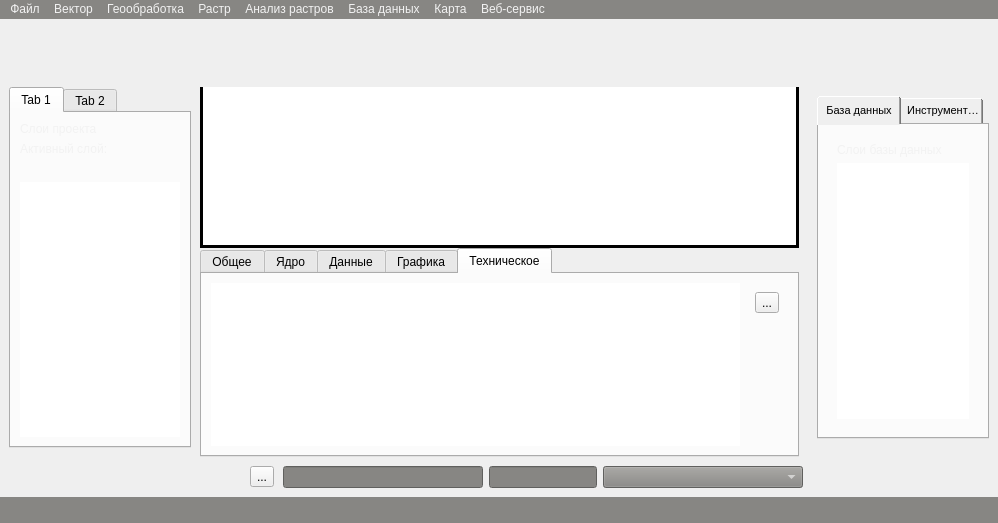
Old version of the form ui/mainwindow.ui in the repository Doggerr111/vrsa-gis.
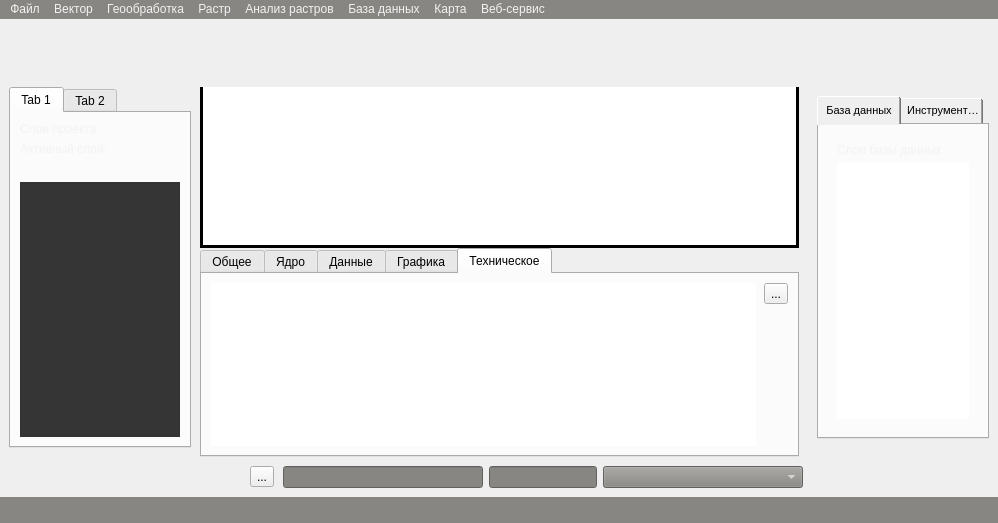
New version of the form. The open tabs and pages were chosen to show the change. Icons and pictures are not drawn. Custom widgets are drawn as their Qt base class.

Commit message: style: tweak UI styles with dark theme adjustments

```diff
--- a/ui/mainwindow.ui
+++ b/ui/mainwindow.ui
@@ -25,8 +25,8 @@
 }
 
 QTreeWidget{
-	color: rgb(242,242,242);
-}
+	color: rgb(242,1,242);
+} 
 QMenuBar{
 	color: rgb(242,242,242);
 }
@@ -154,16 +154,16 @@
            <number>0</number>
           </property>
           <property name="leftMargin">
-           <number>9</number>
+           <number>0</number>
           </property>
           <property name="topMargin">
-           <number>9</number>
+           <number>0</number>
           </property>
           <property name="rightMargin">
-           <number>9</number>
+           <number>0</number>
           </property>
           <property name="bottomMargin">
-           <number>9</number>
+           <number>0</number>
           </property>
           <item alignment="Qt::AlignVCenter">
            <widget class="QPushButton" name="pushButton_addFeature">
@@ -208,8 +208,8 @@
             </property>
             <property name="iconSize">
              <size>
-              <width>50</width>
-              <height>50</height>
+              <width>35</width>
+              <height>35</height>
              </size>
             </property>
             <property name="checkable">
@@ -306,8 +306,8 @@
             </property>
             <property name="iconSize">
              <size>
-              <width>45</width>
-              <height>45</height>
+              <width>35</width>
+              <height>35</height>
              </size>
             </property>
             <property name="checkable">
@@ -346,8 +346,8 @@
             </property>
             <property name="iconSize">
              <size>
-              <width>45</width>
-              <height>45</height>
+              <width>35</width>
+              <height>35</height>
              </size>
             </property>
             <property name="checkable">
@@ -709,13 +709,14 @@
                     </size>
                    </property>
                    <property name="styleSheet">
-                    <string notr="true">QTreeWidget{
-border:3px solid black;
-border-radius: 14px;
-
-};
-
-</string>
+                    <string notr="true">QTreeWidget {
+background-color: #353535;
+color: #e0e0e0;
+gridline-color: #333333;
+outline: none;
+border: 2px solid #333333;
+border-style: solid;
+}</string>
                    </property>
                    <property name="sizeAdjustPolicy">
                     <enum>QAbstractScrollArea::AdjustToContentsOnFirstShow</enum>
@@ -1048,6 +1049,18 @@
                  <enum>QFrame::Raised</enum>
                 </property>
                 <layout class="QVBoxLayout" name="verticalLayout_16">
+                 <property name="leftMargin">
+                  <number>2</number>
+                 </property>
+                 <property name="topMargin">
+                  <number>0</number>
+                 </property>
+                 <property name="rightMargin">
+                  <number>0</number>
+                 </property>
+                 <property name="bottomMargin">
+                  <number>0</number>
+                 </property>
                  <item alignment="Qt::AlignTop">
                   <widget class="QToolButton" name="toolButtonClearTechLogger">
                    <property name="sizePolicy">
```
Left out of the diff: 88 changed lines with no effect on the pictures. The commit also changes 2 other files.
